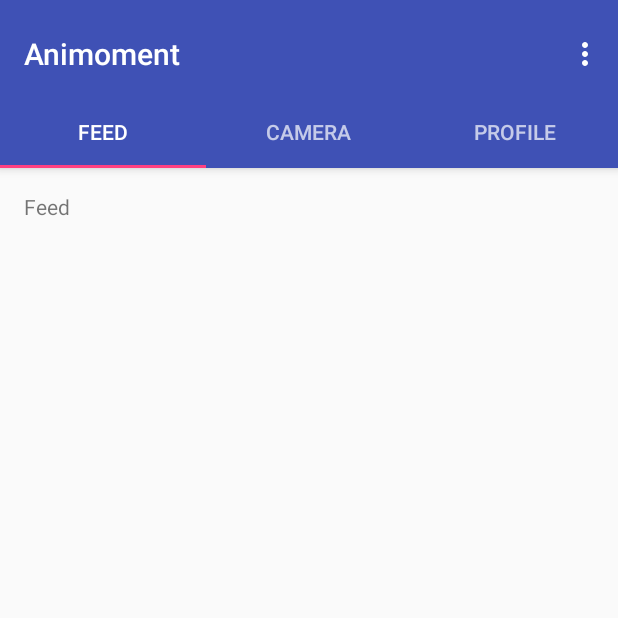
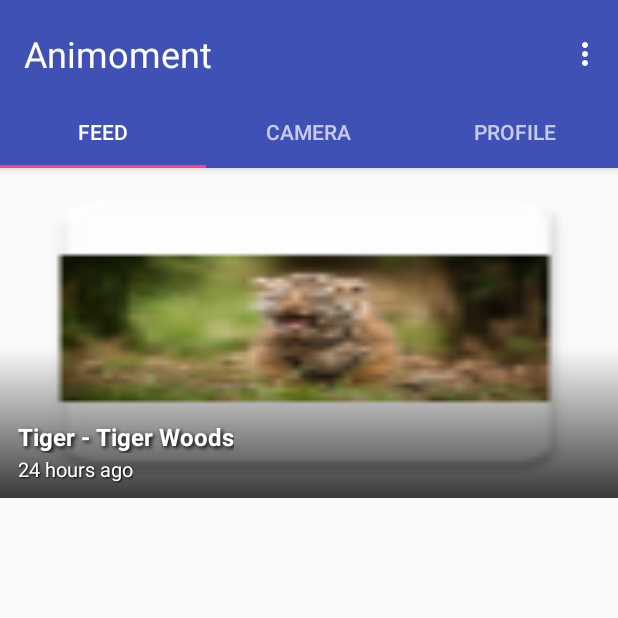
Before and after one commit to dchi11297/Animoment, an Android app: the screen it shows after launch (MainActivity), on a phone screen of 412 x 824 dp, the top half of it. Run offline under Robolectric (Android 15) with nearby library versions, the phone set to English and light mode, and no system bars.

Commit message:
added feed view for pic

```diff
--- a/app/src/main/java/com/teamphantom/animoment/animoment/MainActivity.java
+++ b/app/src/main/java/com/teamphantom/animoment/animoment/MainActivity.java
@@ -16,7 +16,7 @@ import android.view.Menu;
 import android.view.MenuItem;
 import android.view.View;
 import android.view.ViewGroup;
-
+import android.support.v7.app.ActionBar;
 import android.widget.TextView;
 
 public class MainActivity extends AppCompatActivity {
@@ -43,6 +43,9 @@ public class MainActivity extends AppCompatActivity {
 
         Toolbar toolbar = (Toolbar) findViewById(R.id.toolbar);
         setSupportActionBar(toolbar);
+        getSupportActionBar().setDisplayOptions(ActionBar.DISPLAY_SHOW_CUSTOM);
+        getSupportActionBar().setCustomView(R.layout.abs_layout);
+
         // Create the adapter that will return a fragment for each of the three
         // primary sections of the activity.
         mSectionsPagerAdapter = new SectionsPagerAdapter(getSupportFragmentManager());
--- /dev/null
+++ b/app/src/main/res/drawable/article_gradient_shape.xml
@@ -0,0 +1,13 @@
+<?xml version="1.0" encoding="utf-8"?>
+<shape xmlns:android="http://schemas.android.com/apk/res/android"
+    android:shape="rectangle" >
+
+    <gradient
+        android:angle="90"
+        android:endColor="#00ffffff"
+        android:startColor="#c5000000"
+        android:centerColor="#00161616"
+        />
+
+    <corners android:radius="0dp" />
+    </shape>
--- /dev/null
+++ b/app/src/main/res/layout/abs_layout.xml
@@ -0,0 +1,16 @@
+<?xml version="1.0" encoding="utf-8"?>
+<LinearLayout xmlns:android="http://schemas.android.com/apk/res/android"
+    android:layout_width="match_parent"
+    android:layout_height="wrap_content"
+    android:layout_gravity="center"
+    android:orientation="vertical">
+
+    <TextView
+        android:layout_width="wrap_content"
+        android:layout_height="wrap_content"
+        android:layout_gravity="center"
+        android:id="@+id/action_bar_title"
+        android:text="Animoment"
+        android:textColor="#ffffff"
+        android:textSize="24sp" />
+</LinearLayout>
--- a/app/src/main/res/layout/tab1feed.xml
+++ b/app/src/main/res/layout/tab1feed.xml
@@ -1,17 +1,102 @@
+<?xml version="1.0" encoding="utf-8"?>
+<ScrollView xmlns:android="http://schemas.android.com/apk/res/android"
+    xmlns:app="http://schemas.android.com/apk/res-auto"
+
+    android:layout_width="fill_parent"
+    android:layout_height="fill_parent"
+    android:layout_weight="1"
+    android:fadeScrollbars="false"
+    android:scrollbars="none">
 <RelativeLayout xmlns:android="http://schemas.android.com/apk/res/android"
     xmlns:tools="http://schemas.android.com/tools"
+    android:id="@+id/relative_layout"
     android:layout_width="match_parent"
-    android:layout_height="match_parent"
-    android:paddingBottom="@dimen/activity_vertical_margin"
-    android:paddingLeft="@dimen/activity_horizontal_margin"
-    android:paddingRight="@dimen/activity_horizontal_margin"
-    android:paddingTop="@dimen/activity_vertical_margin"
-    tools:context="com.teamphantom.animoment.animoment.MainActivity$PlaceholderFragment">
+    android:layout_height="wrap_content">
 
-    <TextView
-        android:id="@+id/section_label"
+
+    <FrameLayout
         android:layout_width="wrap_content"
         android:layout_height="wrap_content"
-        android:text = "Feed"/>
+        android:layout_alignParentTop="true"
+        android:layout_alignParentLeft="true"
+        android:layout_alignParentStart="true">
+
+        <ImageView
+            android:id="@+id/imgArticle"
+
+            android:layout_width="fill_parent"
+            android:layout_height="220dp"
+            android:layout_alignParentLeft="true"
+            android:layout_alignParentStart="true"
+            android:layout_alignParentTop="true"
+            android:adjustViewBounds="true"
+            android:scaleType="centerCrop"
+            android:background="@mipmap/tiger"
+            />
+
+        <View
+            android:layout_width="wrap_content"
+            android:layout_marginTop="20dp"
+            android:layout_height="200dp"
+            android:background="@drawable/article_gradient_shape" />
+
+        <TextView
+            android:id="@+id/txtImageArticleSubTitle"
+            android:layout_width="wrap_content"
+            android:layout_height="wrap_content"
+            android:layout_alignParentBottom="false"
+            android:layout_alignParentLeft="true"
+            android:layout_alignParentStart="true"
+            android:layout_alignParentTop="true"
+            android:layout_gravity="bottom|start"
+            android:layout_marginBottom="10dp"
+            android:layout_marginEnd="40dp"
+            android:layout_marginLeft="12dp"
+            android:layout_marginStart="12dp"
+            android:ellipsize="end"
+            android:maxLines="1"
+            android:shadowColor="#000000"
+            android:shadowDx="1"
+            android:shadowDy="1"
+            android:shadowRadius="1"
+            android:text="24 hours ago"
+            android:textAlignment="viewStart"
+            android:textColor="@android:color/white"
+            android:textSize="13sp" />
+
+        <TextView
+            android:id="@+id/txtImageArticleTitle"
+            android:layout_width="wrap_content"
+            android:layout_height="wrap_content"
+            android:layout_alignParentBottom="true"
+            android:layout_alignParentLeft="true"
+            android:layout_alignParentStart="true"
+            android:layout_alignParentTop="false"
+            android:layout_gravity="bottom|start"
+            android:layout_marginBottom="30dp"
+            android:layout_marginEnd="12dp"
+            android:layout_marginStart="12dp"
+            android:ellipsize="end"
+            android:maxLines="2"
+            android:shadowColor="#000000"
+            android:shadowDx="2"
+            android:shadowDy="2"
+            android:shadowRadius="3"
+            android:text="Tiger - Tiger Woods"
+            android:textAlignment="viewStart"
+            android:textColor="@android:color/background_light"
+            android:textSize="16sp"
+            android:textStyle="normal|bold" />
+
+        <ProgressBar
+            android:layout_width="wrap_content"
+            android:layout_height="wrap_content"
+            android:layout_gravity = "center"
+            android:indeterminate="true"
+            android:id="@+id/pbHeaderProgress"
+            android:visibility="gone"/>
+    </FrameLayout>
+
 
 </RelativeLayout>
+</ScrollView>
```
Also changed, not shown: app/src/main/Tiger-web.png (added), app/src/main/res/mipmap-hdpi/tiger.png (added), app/src/main/res/mipmap-mdpi/tiger.png (added), app/src/main/res/mipmap-xhdpi/tiger.png (added), app/src/main/res/mipmap-xxhdpi/tiger.png (added), app/src/main/res/mipmap-xxxhdpi/tiger.png (added).
